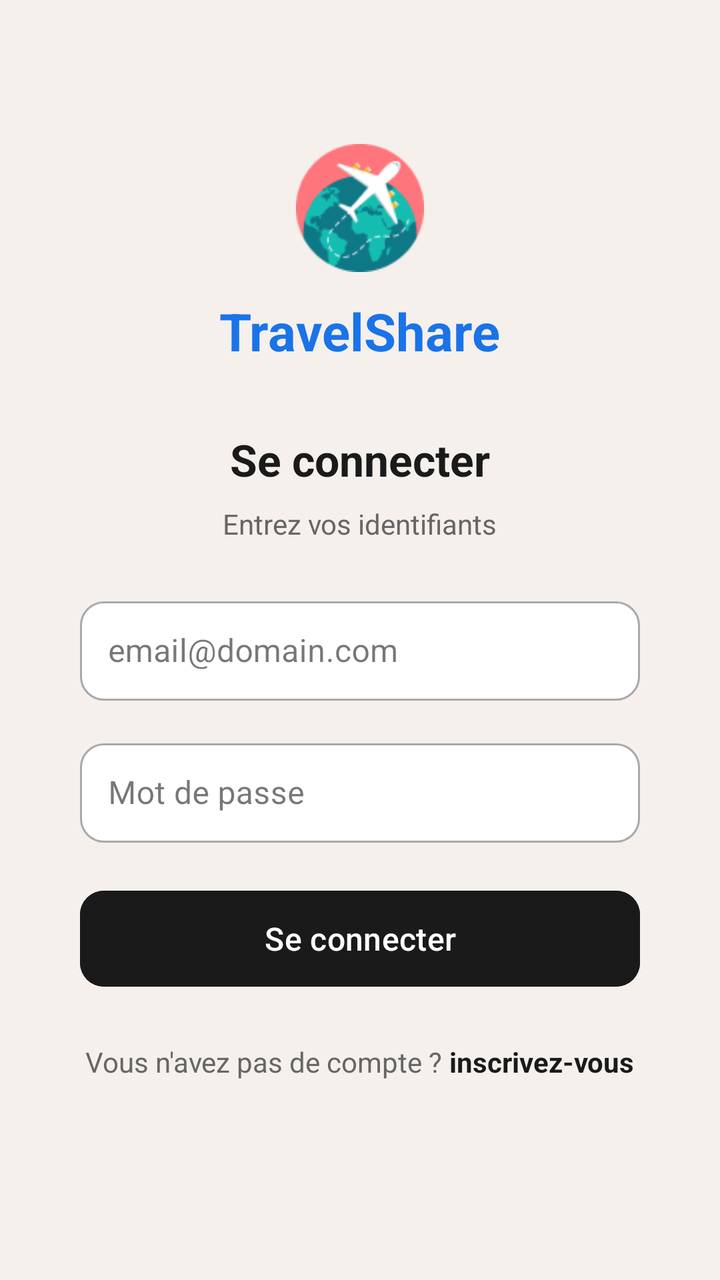
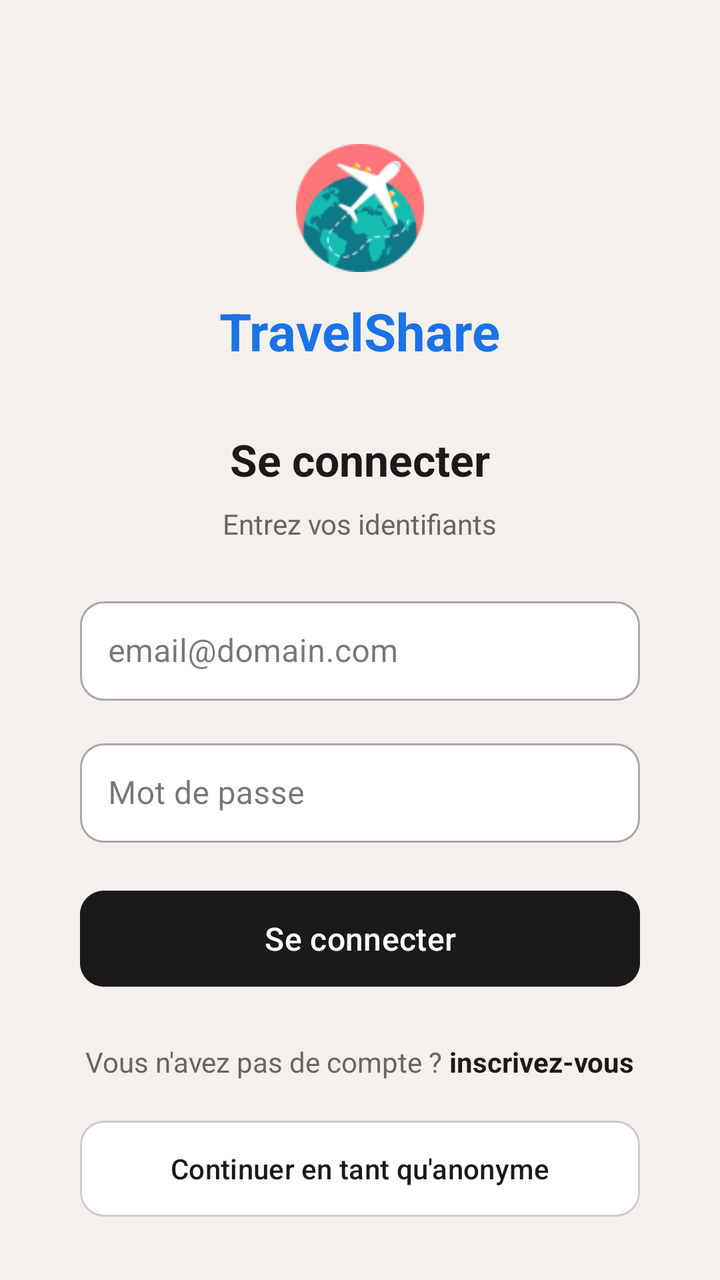

Compare the two renders of this Android layout. The source of the first and the diff that turns it into the second are given below.
<!-- AndroidManifest.xml: application theme Theme.Traveling -->
<!-- res/layout/activity_login.xml -->
<?xml version="1.0" encoding="utf-8"?>
<androidx.constraintlayout.widget.ConstraintLayout xmlns:android="http://schemas.android.com/apk/res/android"
    xmlns:app="http://schemas.android.com/apk/res-auto"
    xmlns:tools="http://schemas.android.com/tools"
    android:id="@+id/main"
    android:layout_width="match_parent"
    android:layout_height="match_parent"
    tools:context=".TravelShare.Connection.login"
    android:background="#F5F0EB"
    android:padding="24dp">

    <ImageView
        android:id="@+id/ivLogo"
        android:layout_width="64dp"
        android:layout_height="64dp"
        android:src="@drawable/ic_travelshare_logo"
        android:contentDescription="TravelShare Logo"
        app:layout_constraintTop_toTopOf="parent"
        app:layout_constraintStart_toStartOf="parent"
        app:layout_constraintEnd_toEndOf="parent"
        android:layout_marginTop="48dp"/>

    <TextView
        android:id="@+id/tvAppName"
        android:layout_width="wrap_content"
        android:layout_height="wrap_content"
        android:text="TravelShare"
        android:textSize="26sp"
        android:textStyle="bold"
        android:textColor="#1A73E8"
        app:layout_constraintTop_toBottomOf="@id/ivLogo"
        app:layout_constraintStart_toStartOf="parent"
        app:layout_constraintEnd_toEndOf="parent"
        android:layout_marginTop="12dp"/>

    <TextView
        android:id="@+id/tvTitle"
        android:layout_width="wrap_content"
        android:layout_height="wrap_content"
        android:text="Se connecter"
        android:textSize="22sp"
        android:textStyle="bold"
        android:textColor="#1A1A1A"
        app:layout_constraintTop_toBottomOf="@id/tvAppName"
        app:layout_constraintStart_toStartOf="parent"
        app:layout_constraintEnd_toEndOf="parent"
        android:layout_marginTop="32dp"/>

    <TextView
        android:id="@+id/tvSubtitle"
        android:layout_width="wrap_content"
        android:layout_height="wrap_content"
        android:text="Entrez vos identifiants"
        android:textSize="14sp"
        android:textColor="#666666"
        app:layout_constraintTop_toBottomOf="@id/tvTitle"
        app:layout_constraintStart_toStartOf="parent"
        app:layout_constraintEnd_toEndOf="parent"
        android:layout_marginTop="8dp"/>

    
    <com.google.android.material.textfield.TextInputLayout
        android:id="@+id/tilEmail"
        style="@style/Widget.MaterialComponents.TextInputLayout.OutlinedBox"
        android:layout_width="0dp"
        android:layout_height="wrap_content"
        android:layout_marginTop="24dp"
        android:layout_marginStart="16dp"
        android:layout_marginEnd="16dp"
        app:layout_constraintTop_toBottomOf="@id/tvSubtitle"
        app:layout_constraintStart_toStartOf="parent"
        app:layout_constraintEnd_toEndOf="parent"
        android:hint="email@domain.com"
        app:boxBackgroundMode="outline"
        app:boxBackgroundColor="@android:color/white"
        app:boxCornerRadiusTopStart="12dp"
        app:boxCornerRadiusTopEnd="12dp"
        app:boxCornerRadiusBottomStart="12dp"
        app:boxCornerRadiusBottomEnd="12dp">

        <com.google.android.material.textfield.TextInputEditText
            android:id="@+id/etEmail"
            android:layout_width="match_parent"
            android:layout_height="wrap_content"
            android:inputType="textEmailAddress"
            android:padding="14dp"/>
    </com.google.android.material.textfield.TextInputLayout>

    
    <com.google.android.material.textfield.TextInputLayout
        android:id="@+id/tilPassword"
        style="@style/Widget.MaterialComponents.TextInputLayout.OutlinedBox"
        android:layout_width="0dp"
        android:layout_height="wrap_content"
        android:layout_marginTop="16dp"
        android:layout_marginStart="16dp"
        android:layout_marginEnd="16dp"
        app:layout_constraintTop_toBottomOf="@id/tilEmail"
        app:layout_constraintStart_toStartOf="parent"
        app:layout_constraintEnd_toEndOf="parent"
        android:hint="Mot de passe"
        app:boxBackgroundMode="outline"
        app:boxBackgroundColor="@android:color/white"
        app:boxCornerRadiusTopStart="12dp"
        app:boxCornerRadiusTopEnd="12dp"
        app:boxCornerRadiusBottomStart="12dp"
        app:boxCornerRadiusBottomEnd="12dp">

        <com.google.android.material.textfield.TextInputEditText
            android:id="@+id/etPassword"
            android:layout_width="match_parent"
            android:layout_height="wrap_content"
            android:inputType="textPassword"
            android:padding="14dp"/>
    </com.google.android.material.textfield.TextInputLayout>

    
    <com.google.android.material.button.MaterialButton
        android:id="@+id/btnLogin"
        android:layout_width="0dp"
        android:layout_height="56dp"
        android:text="Se connecter"
        android:textSize="16sp"
        android:textColor="@android:color/white"
        android:backgroundTint="#1A1A1A"
        app:cornerRadius="12dp"
        app:layout_constraintTop_toBottomOf="@id/tilPassword"
        app:layout_constraintStart_toStartOf="parent"
        app:layout_constraintEnd_toEndOf="parent"
        android:layout_marginTop="20dp"
        android:layout_marginStart="16dp"
        android:layout_marginEnd="16dp"/>

    
    <LinearLayout
        android:id="@+id/llRegisterLink"
        android:layout_width="wrap_content"
        android:layout_height="wrap_content"
        android:orientation="horizontal"
        android:gravity="center"
        app:layout_constraintTop_toBottomOf="@id/btnLogin"
        app:layout_constraintStart_toStartOf="parent"
        app:layout_constraintEnd_toEndOf="parent"
        android:layout_marginTop="24dp">

        <TextView
            android:layout_width="wrap_content"
            android:layout_height="wrap_content"
            android:text="Vous n'avez pas de compte ? "
            android:textSize="14sp"
            android:textColor="#666666"/>

        <TextView
            android:id="@+id/tvRegisterLink"
            android:layout_width="wrap_content"
            android:layout_height="wrap_content"
            android:text="inscrivez-vous"
            android:textSize="14sp"
            android:textStyle="bold"
            android:textColor="#1A1A1A"/>
    </LinearLayout>

</androidx.constraintlayout.widget.ConstraintLayout>
<!-- resources referenced by this layout -->
<resources>
  <!-- drawable ic_travelshare_logo: png bitmap (drawable, 5466 bytes) -->
  <style name="Theme.Traveling" parent="Base.Theme.Traveling" />
  <style name="Base.Theme.Traveling" parent="Theme.Material3.DayNight.NoActionBar">
          
          
      </style>
</resources>

<!-- the commit's change to res/layout/activity_login.xml (unified diff, before → after) -->
@@ -160,4 +160,33 @@
             android:textColor="#1A1A1A"/>
     </LinearLayout>
 
+    <com.google.android.material.button.MaterialButton
+        android:id="@+id/btnAnonymous"
+        android:layout_width="0dp"
+        android:layout_height="56dp"
+        android:text="Continuer en tant qu'anonyme"
+        android:textSize="14sp"
+        android:textColor="#1A1A1A"
+        android:backgroundTint="#FFFFFF"
+        app:strokeColor="#CCCCCC"
+        app:strokeWidth="1dp"
+        app:cornerRadius="12dp"
+        app:layout_constraintTop_toBottomOf="@id/llRegisterLink"
+        app:layout_constraintStart_toStartOf="parent"
+        app:layout_constraintEnd_toEndOf="parent"
+        android:layout_marginStart="16dp"
+        android:layout_marginEnd="16dp"
+        android:layout_marginTop="16dp"/>
+
+    <ProgressBar
+        android:id="@+id/progressBar"
+        android:layout_width="48dp"
+        android:layout_height="48dp"
+        android:visibility="gone"
+        android:indeterminate="true"
+        app:layout_constraintTop_toTopOf="parent"
+        app:layout_constraintBottom_toBottomOf="parent"
+        app:layout_constraintStart_toStartOf="parent"
+        app:layout_constraintEnd_toEndOf="parent"/>
+
 </androidx.constraintlayout.widget.ConstraintLayout>
